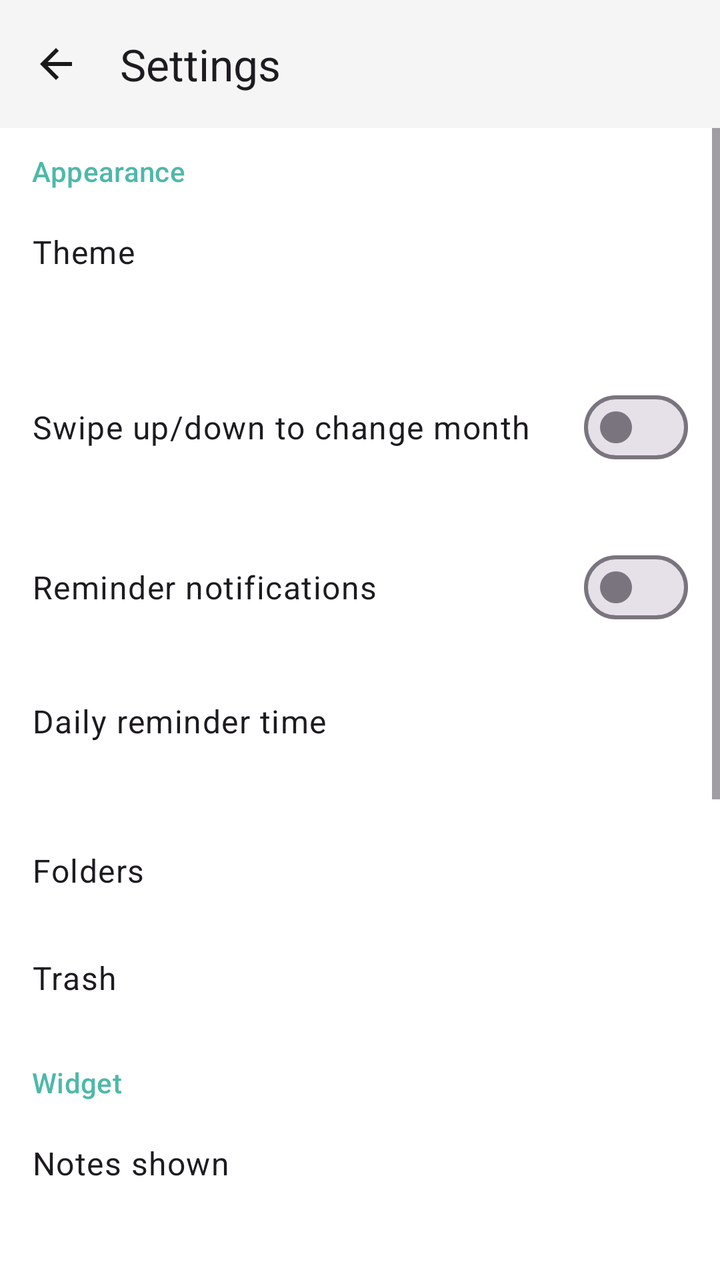
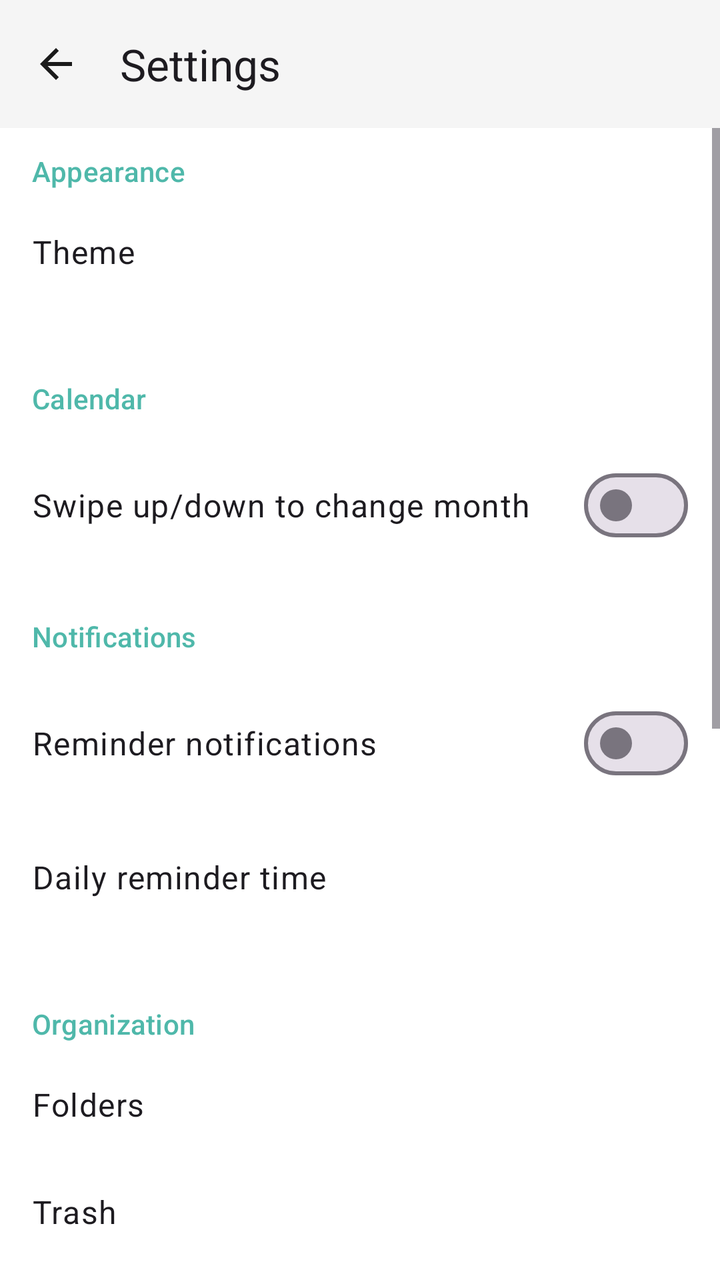

Two renders of the same Android screen: before a commit and after it. Below are the layout's source before the change and the commit's diff.
<!-- AndroidManifest.xml: application theme Theme.Notepad -->
<!-- res/layout/activity_settings.xml -->
<?xml version="1.0" encoding="utf-8"?>
<LinearLayout xmlns:android="http://schemas.android.com/apk/res/android"
    xmlns:app="http://schemas.android.com/apk/res-auto"
    android:layout_width="match_parent"
    android:layout_height="match_parent"
    android:orientation="vertical">

    <com.google.android.material.appbar.MaterialToolbar
        android:id="@+id/toolbar"
        android:layout_width="match_parent"
        android:layout_height="?attr/actionBarSize"
        android:background="@color/toolbar_background"
        app:navigationIcon="@drawable/ic_arrow_back"
        app:title="@string/settings_title" />

    <ScrollView
        android:layout_width="match_parent"
        android:layout_height="match_parent">

        <LinearLayout
            android:layout_width="match_parent"
            android:layout_height="wrap_content"
            android:orientation="vertical"
            android:paddingVertical="8dp">

            <TextView
                android:layout_width="match_parent"
                android:layout_height="wrap_content"
                android:paddingHorizontal="16dp"
                android:paddingVertical="4dp"
                android:text="@string/settings_appearance_title"
                android:textAppearance="?attr/textAppearanceLabelLarge"
                android:textColor="?attr/colorPrimary" />

            <LinearLayout
                android:id="@+id/themeRow"
                android:layout_width="match_parent"
                android:layout_height="wrap_content"
                android:background="?attr/selectableItemBackground"
                android:orientation="vertical"
                android:padding="16dp">

                <TextView
                    android:layout_width="wrap_content"
                    android:layout_height="wrap_content"
                    android:text="@string/settings_theme_title"
                    android:textAppearance="?attr/textAppearanceBodyLarge" />

                <TextView
                    android:id="@+id/themeValue"
                    android:layout_width="wrap_content"
                    android:layout_height="wrap_content"
                    android:layout_marginTop="2dp"
                    android:textAppearance="?attr/textAppearanceBodyMedium" />

            </LinearLayout>

            <LinearLayout
                android:layout_width="match_parent"
                android:layout_height="wrap_content"
                android:gravity="center_vertical"
                android:orientation="horizontal"
                android:padding="16dp">

                <TextView
                    android:layout_width="0dp"
                    android:layout_height="wrap_content"
                    android:layout_weight="1"
                    android:text="@string/settings_vertical_swipe_title"
                    android:textAppearance="?attr/textAppearanceBodyLarge" />

                <com.google.android.material.materialswitch.MaterialSwitch
                    android:id="@+id/verticalSwipeSwitch"
                    android:layout_width="wrap_content"
                    android:layout_height="wrap_content" />

            </LinearLayout>

            <LinearLayout
                android:layout_width="match_parent"
                android:layout_height="wrap_content"
                android:gravity="center_vertical"
                android:orientation="horizontal"
                android:padding="16dp">

                <TextView
                    android:layout_width="0dp"
                    android:layout_height="wrap_content"
                    android:layout_weight="1"
                    android:text="@string/settings_notifications_title"
                    android:textAppearance="?attr/textAppearanceBodyLarge" />

                <com.google.android.material.materialswitch.MaterialSwitch
                    android:id="@+id/notificationsSwitch"
                    android:layout_width="wrap_content"
                    android:layout_height="wrap_content" />

            </LinearLayout>

            <LinearLayout
                android:id="@+id/reminderTimeRow"
                android:layout_width="match_parent"
                android:layout_height="wrap_content"
                android:background="?attr/selectableItemBackground"
                android:orientation="vertical"
                android:padding="16dp">

                <TextView
                    android:layout_width="wrap_content"
                    android:layout_height="wrap_content"
                    android:text="@string/settings_reminder_time_title"
                    android:textAppearance="?attr/textAppearanceBodyLarge" />

                <TextView
                    android:id="@+id/reminderTimeValue"
                    android:layout_width="wrap_content"
                    android:layout_height="wrap_content"
                    android:layout_marginTop="2dp"
                    android:textAppearance="?attr/textAppearanceBodyMedium" />

            </LinearLayout>

            <LinearLayout
                android:id="@+id/foldersRow"
                android:layout_width="match_parent"
                android:layout_height="wrap_content"
                android:background="?attr/selectableItemBackground"
                android:orientation="vertical"
                android:padding="16dp">

                <TextView
                    android:layout_width="wrap_content"
                    android:layout_height="wrap_content"
                    android:text="@string/settings_folders_title"
                    android:textAppearance="?attr/textAppearanceBodyLarge" />

            </LinearLayout>

            <LinearLayout
                android:id="@+id/trashRow"
                android:layout_width="match_parent"
                android:layout_height="wrap_content"
                android:background="?attr/selectableItemBackground"
                android:orientation="vertical"
                android:padding="16dp">

                <TextView
                    android:layout_width="wrap_content"
                    android:layout_height="wrap_content"
                    android:text="@string/settings_trash_title"
                    android:textAppearance="?attr/textAppearanceBodyLarge" />

            </LinearLayout>

            <TextView
                android:layout_width="match_parent"
                android:layout_height="wrap_content"
                android:layout_marginTop="12dp"
                android:paddingHorizontal="16dp"
                android:paddingVertical="4dp"
                android:text="@string/settings_widget_title"
                android:textAppearance="?attr/textAppearanceLabelLarge"
                android:textColor="?attr/colorPrimary" />

            <LinearLayout
                android:id="@+id/widgetRangeRow"
                android:layout_width="match_parent"
                android:layout_height="wrap_content"
                android:background="?attr/selectableItemBackground"
                android:orientation="vertical"
                android:padding="16dp">

                <TextView
                    android:layout_width="wrap_content"
                    android:layout_height="wrap_content"
                    android:text="@string/settings_widget_range_title"
                    android:textAppearance="?attr/textAppearanceBodyLarge" />

                <TextView
                    android:id="@+id/widgetRangeValue"
                    android:layout_width="wrap_content"
                    android:layout_height="wrap_content"
                    android:layout_marginTop="2dp"
                    android:textAppearance="?attr/textAppearanceBodyMedium" />

            </LinearLayout>

            <TextView
                android:layout_width="match_parent"
                android:layout_height="wrap_content"
                android:layout_marginTop="12dp"
                android:paddingHorizontal="16dp"
                android:paddingVertical="4dp"
                android:text="@string/settings_backup_title"
                android:textAppearance="?attr/textAppearanceLabelLarge"
                android:textColor="?attr/colorPrimary" />

            <LinearLayout
                android:id="@+id/exportRow"
                android:layout_width="match_parent"
                android:layout_height="wrap_content"
                android:background="?attr/selectableItemBackground"
                android:orientation="vertical"
                android:padding="16dp">

                <TextView
                    android:layout_width="wrap_content"
                    android:layout_height="wrap_content"
                    android:text="@string/settings_export_title"
                    android:textAppearance="?attr/textAppearanceBodyLarge" />

            </LinearLayout>

            <LinearLayout
                android:id="@+id/importRow"
                android:layout_width="match_parent"
                android:layout_height="wrap_content"
                android:background="?attr/selectableItemBackground"
                android:orientation="vertical"
                android:padding="16dp">

                <TextView
                    android:layout_width="wrap_content"
                    android:layout_height="wrap_content"
                    android:text="@string/settings_import_title"
                    android:textAppearance="?attr/textAppearanceBodyLarge" />

            </LinearLayout>

            <LinearLayout
                android:id="@+id/driveBackupRow"
                android:layout_width="match_parent"
                android:layout_height="wrap_content"
                android:background="?attr/selectableItemBackground"
                android:orientation="vertical"
                android:padding="16dp">

                <TextView
                    android:id="@+id/driveBackupTitle"
                    android:layout_width="wrap_content"
                    android:layout_height="wrap_content"
                    android:text="@string/settings_drive_backup_title"
                    android:textAppearance="?attr/textAppearanceBodyLarge" />

                <TextView
                    android:id="@+id/driveBackupSubtitle"
                    android:layout_width="wrap_content"
                    android:layout_height="wrap_content"
                    android:layout_marginTop="2dp"
                    android:text="@string/settings_drive_not_signed_in"
                    android:textAppearance="?attr/textAppearanceBodyMedium" />

            </LinearLayout>

            <LinearLayout
                android:id="@+id/backupFrequencyRow"
                android:layout_width="match_parent"
                android:layout_height="wrap_content"
                android:background="?attr/selectableItemBackground"
                android:orientation="vertical"
                android:padding="16dp">

                <TextView
                    android:layout_width="wrap_content"
                    android:layout_height="wrap_content"
                    android:text="@string/settings_backup_frequency_title"
                    android:textAppearance="?attr/textAppearanceBodyLarge" />

                <TextView
                    android:id="@+id/backupFrequencyValue"
                    android:layout_width="wrap_content"
                    android:layout_height="wrap_content"
                    android:layout_marginTop="2dp"
                    android:textAppearance="?attr/textAppearanceBodyMedium" />

            </LinearLayout>

            <TextView
                android:layout_width="match_parent"
                android:layout_height="wrap_content"
                android:layout_marginTop="12dp"
                android:paddingHorizontal="16dp"
                android:paddingVertical="4dp"
                android:text="@string/settings_security_title"
                android:textAppearance="?attr/textAppearanceLabelLarge"
                android:textColor="?attr/colorPrimary" />

            <LinearLayout
                android:layout_width="match_parent"
                android:layout_height="wrap_content"
                android:gravity="center_vertical"
                android:orientation="horizontal"
                android:padding="16dp">

                <TextView
                    android:layout_width="0dp"
                    android:layout_height="wrap_content"
                    android:layout_weight="1"
                    android:text="@string/settings_pin_lock_title"
                    android:textAppearance="?attr/textAppearanceBodyLarge" />

                <com.google.android.material.materialswitch.MaterialSwitch
                    android:id="@+id/pinLockSwitch"
                    android:layout_width="wrap_content"
                    android:layout_height="wrap_content" />

            </LinearLayout>

            <LinearLayout
                android:id="@+id/changePinRow"
                android:layout_width="match_parent"
                android:layout_height="wrap_content"
                android:background="?attr/selectableItemBackground"
                android:orientation="vertical"
                android:padding="16dp"
                android:visibility="gone">

                <TextView
                    android:layout_width="wrap_content"
                    android:layout_height="wrap_content"
                    android:text="@string/settings_change_pin_title"
                    android:textAppearance="?attr/textAppearanceBodyLarge" />

            </LinearLayout>

            <LinearLayout
                android:id="@+id/autoLockRow"
                android:layout_width="match_parent"
                android:layout_height="wrap_content"
                android:background="?attr/selectableItemBackground"
                android:orientation="vertical"
                android:padding="16dp"
                android:visibility="gone">

                <TextView
                    android:layout_width="wrap_content"
                    android:layout_height="wrap_content"
                    android:text="@string/settings_auto_lock_title"
                    android:textAppearance="?attr/textAppearanceBodyLarge" />

                <TextView
                    android:id="@+id/autoLockValue"
                    android:layout_width="wrap_content"
                    android:layout_height="wrap_content"
                    android:layout_marginTop="2dp"
                    android:textAppearance="?attr/textAppearanceBodyMedium" />

            </LinearLayout>

            <LinearLayout
                android:id="@+id/biometricRow"
                android:layout_width="match_parent"
                android:layout_height="wrap_content"
                android:gravity="center_vertical"
                android:orientation="horizontal"
                android:padding="16dp"
                android:visibility="gone">

                <TextView
                    android:layout_width="0dp"
                    android:layout_height="wrap_content"
                    android:layout_weight="1"
                    android:text="@string/settings_biometric_title"
                    android:textAppearance="?attr/textAppearanceBodyLarge" />

                <com.google.android.material.materialswitch.MaterialSwitch
                    android:id="@+id/biometricSwitch"
                    android:layout_width="wrap_content"
                    android:layout_height="wrap_content" />

            </LinearLayout>

        </LinearLayout>

    </ScrollView>

</LinearLayout>
<!-- resources referenced by this layout -->
<resources>
  <color name="toolbar_background">#F5F5F5</color>
  <!-- drawable ic_arrow_back (drawable) -->
  <?xml version="1.0" encoding="utf-8"?>
  <vector xmlns:android="http://schemas.android.com/apk/res/android"
      android:width="24dp"
      android:height="24dp"
      android:viewportWidth="24"
      android:viewportHeight="24"
      android:tint="?attr/colorOnSurface">
      <path
          android:fillColor="@android:color/white"
          android:pathData="M20,11H7.83l5.59,-5.59L12,4l-8,8 8,8 1.41,-1.41L7.83,13H20v-2z" />
  </vector>
  <string name="settings_appearance_title">Appearance</string>
  <string name="settings_auto_lock_title">Auto-lock after</string>
  <string name="settings_backup_frequency_title">Automatic backup frequency</string>
  <string name="settings_backup_title">Backup</string>
  <string name="settings_biometric_title">Unlock with fingerprint</string>
  <string name="settings_change_pin_title">Change PIN</string>
  <string name="settings_drive_backup_title">Google Drive backup</string>
  <string name="settings_drive_not_signed_in">Sign in with Google</string>
  <string name="settings_export_title">Export notes to file</string>
  <string name="settings_folders_title">Folders</string>
  <string name="settings_import_title">Import notes from file</string>
  <string name="settings_notifications_title">Reminder notifications</string>
  <string name="settings_pin_lock_title">Lock app with PIN</string>
  <string name="settings_reminder_time_title">Daily reminder time</string>
  <string name="settings_security_title">Security</string>
  <string name="settings_theme_title">Theme</string>
  <string name="settings_title">Settings</string>
  <string name="settings_trash_title">Trash</string>
  <string name="settings_vertical_swipe_title">Swipe up/down to change month</string>
  <string name="settings_widget_range_title">Notes shown</string>
  <string name="settings_widget_title">Widget</string>
  <style name="Theme.Notepad" parent="Theme.Material3.DayNight.NoActionBar">
          <item name="colorPrimary">@color/accent_teal</item>
          <item name="colorOnPrimary">@color/on_accent_teal</item>
          <item name="colorPrimaryContainer">@color/accent_teal</item>
          <item name="colorOnPrimaryContainer">@color/on_accent_teal</item>
          <item name="colorSecondary">@color/accent_teal</item>
          <item name="colorOnSecondary">@color/on_accent_teal</item>
          <item name="colorSurface">@color/app_surface</item>
          <item name="colorOnSurface">@color/on_surface</item>
          <item name="colorOnSurfaceVariant">@color/on_surface_variant</item>
          <item name="android:colorBackground">@color/app_background</item>
          <item name="android:statusBarColor">@color/toolbar_background</item>
      </style>
  <color name="accent_teal">#4FB8AA</color>
  <color name="on_accent_teal">#06201C</color>
  <color name="app_surface">#FFFFFF</color>
  <color name="on_surface">#1A1A1A</color>
  <color name="on_surface_variant">#5F6368</color>
  <color name="app_background">#FFFFFF</color>
</resources>

<!-- the commit's change to res/layout/activity_settings.xml (unified diff, before → after) -->
@@ -55,6 +55,16 @@
 
             </LinearLayout>
 
+            <TextView
+                android:layout_width="match_parent"
+                android:layout_height="wrap_content"
+                android:layout_marginTop="12dp"
+                android:paddingHorizontal="16dp"
+                android:paddingVertical="4dp"
+                android:text="@string/settings_calendar_title"
+                android:textAppearance="?attr/textAppearanceLabelLarge"
+                android:textColor="?attr/colorPrimary" />
+
             <LinearLayout
                 android:layout_width="match_parent"
                 android:layout_height="wrap_content"
@@ -76,6 +86,16 @@
 
             </LinearLayout>
 
+            <TextView
+                android:layout_width="match_parent"
+                android:layout_height="wrap_content"
+                android:layout_marginTop="12dp"
+                android:paddingHorizontal="16dp"
+                android:paddingVertical="4dp"
+                android:text="@string/settings_notifications_section_title"
+                android:textAppearance="?attr/textAppearanceLabelLarge"
+                android:textColor="?attr/colorPrimary" />
+
             <LinearLayout
                 android:layout_width="match_parent"
                 android:layout_height="wrap_content"
@@ -119,6 +139,16 @@
                     android:textAppearance="?attr/textAppearanceBodyMedium" />
 
             </LinearLayout>
+
+            <TextView
+                android:layout_width="match_parent"
+                android:layout_height="wrap_content"
+                android:layout_marginTop="12dp"
+                android:paddingHorizontal="16dp"
+                android:paddingVertical="4dp"
+                android:text="@string/settings_organization_title"
+                android:textAppearance="?attr/textAppearanceLabelLarge"
+                android:textColor="?attr/colorPrimary" />
 
             <LinearLayout
                 android:id="@+id/foldersRow"
<!-- resource entries referenced after the edit -->
@@ -18,13 +18,16 @@
   <string name="settings_backup_frequency_title">Automatic backup frequency</string>
   <string name="settings_backup_title">Backup</string>
   <string name="settings_biometric_title">Unlock with fingerprint</string>
+  <string name="settings_calendar_title">Calendar</string>
   <string name="settings_change_pin_title">Change PIN</string>
   <string name="settings_drive_backup_title">Google Drive backup</string>
   <string name="settings_drive_not_signed_in">Sign in with Google</string>
   <string name="settings_export_title">Export notes to file</string>
   <string name="settings_folders_title">Folders</string>
   <string name="settings_import_title">Import notes from file</string>
+  <string name="settings_notifications_section_title">Notifications</string>
   <string name="settings_notifications_title">Reminder notifications</string>
+  <string name="settings_organization_title">Organization</string>
   <string name="settings_pin_lock_title">Lock app with PIN</string>
   <string name="settings_reminder_time_title">Daily reminder time</string>
   <string name="settings_security_title">Security</string>
